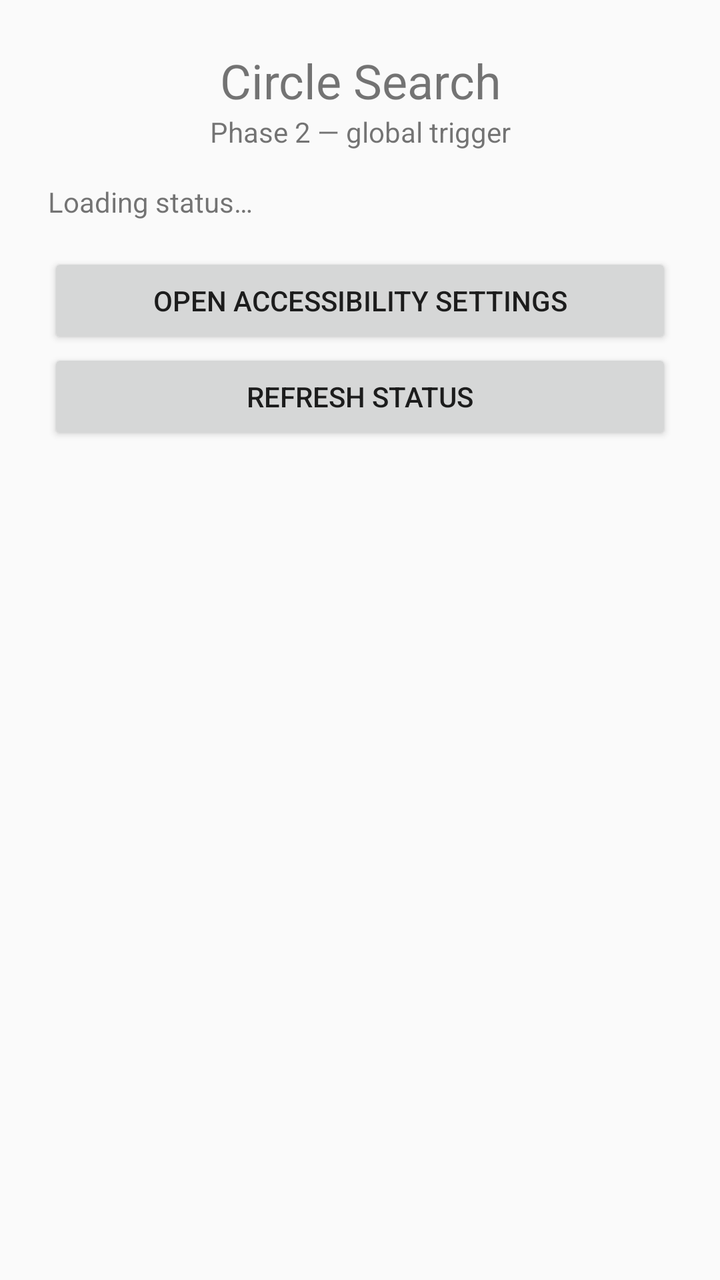
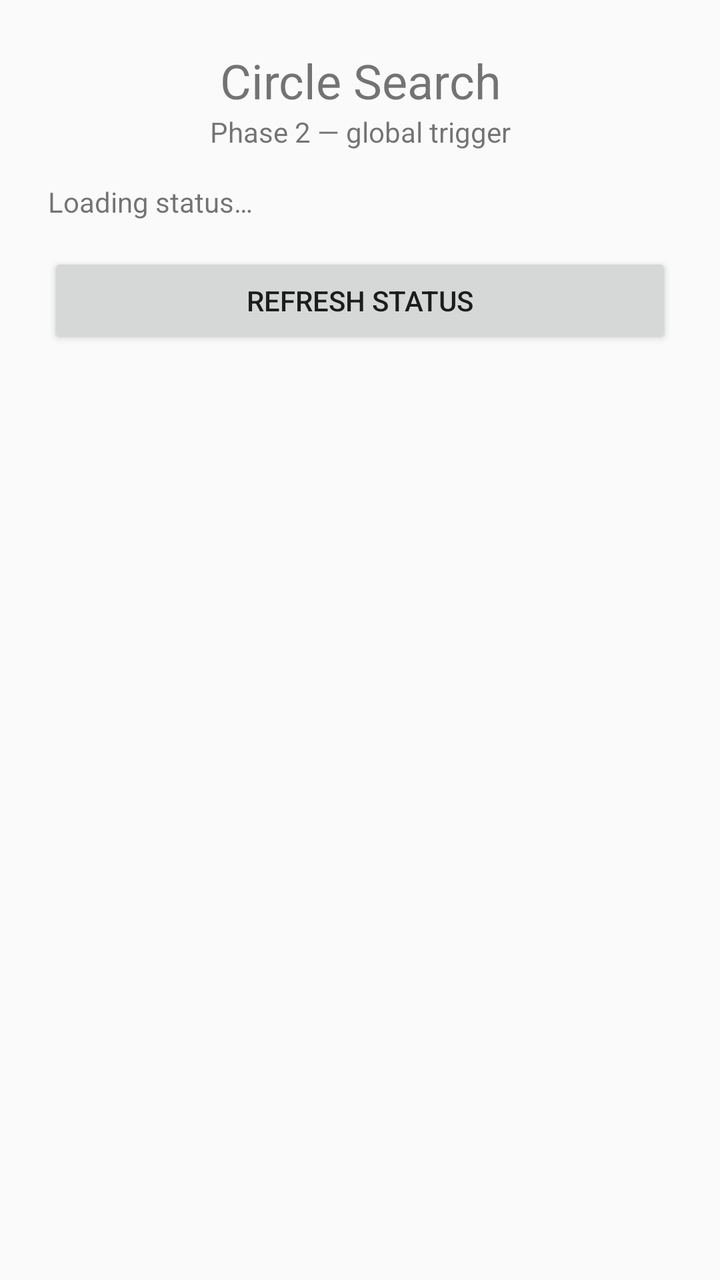

Compare the two renders of this Android layout. The source of the first and the diff that turns it into the second are given below.
<!-- AndroidManifest.xml: application theme android:Theme.Material.Light.NoActionBar -->
<!-- res/layout/activity_main.xml -->
<?xml version="1.0" encoding="utf-8"?>
<ScrollView xmlns:android="http://schemas.android.com/apk/res/android"
    android:layout_width="match_parent"
    android:layout_height="match_parent">

    <LinearLayout
        android:layout_width="match_parent"
        android:layout_height="wrap_content"
        android:orientation="vertical"
        android:padding="24dp">

        <TextView
            android:layout_width="match_parent"
            android:layout_height="wrap_content"
            android:gravity="center_horizontal"
            android:text="@string/app_name"
            android:textSize="24sp" />

        <TextView
            android:layout_width="match_parent"
            android:layout_height="wrap_content"
            android:gravity="center_horizontal"
            android:text="@string/phase_label" />

        <TextView
            android:id="@+id/probe_status"
            android:layout_width="match_parent"
            android:layout_height="wrap_content"
            android:layout_marginTop="16dp"
            android:text="@string/probe_status_placeholder" />

        <Button
            android:id="@+id/btn_open_settings"
            android:layout_width="match_parent"
            android:layout_height="wrap_content"
            android:layout_marginTop="16dp"
            android:text="@string/btn_open_settings" />

        <Button
            android:id="@+id/btn_refresh"
            android:layout_width="match_parent"
            android:layout_height="wrap_content"
            android:text="@string/btn_refresh" />

    </LinearLayout>

</ScrollView>
<!-- resources referenced by this layout -->
<resources>
  <string name="app_name">Circle Search</string>
  <string name="btn_open_settings">Open accessibility settings</string>
  <string name="btn_refresh">Refresh status</string>
  <string name="phase_label">Phase 2 — global trigger</string>
  <string name="probe_status_placeholder">Loading status…</string>
</resources>

<!-- the commit's change to res/layout/activity_main.xml (unified diff, before → after) -->
@@ -30,16 +30,10 @@
             android:text="@string/probe_status_placeholder" />
 
         <Button
-            android:id="@+id/btn_open_settings"
+            android:id="@+id/btn_refresh"
             android:layout_width="match_parent"
             android:layout_height="wrap_content"
             android:layout_marginTop="16dp"
-            android:text="@string/btn_open_settings" />
-
-        <Button
-            android:id="@+id/btn_refresh"
-            android:layout_width="match_parent"
-            android:layout_height="wrap_content"
             android:text="@string/btn_refresh" />
 
     </LinearLayout>
<!-- resource entries referenced after the edit -->
@@ -1,7 +1,6 @@
 <!-- resources referenced by this layout -->
 <resources>
   <string name="app_name">Circle Search</string>
-  <string name="btn_open_settings">Open accessibility settings</string>
   <string name="btn_refresh">Refresh status</string>
   <string name="phase_label">Phase 2 — global trigger</string>
   <string name="probe_status_placeholder">Loading status…</string>
